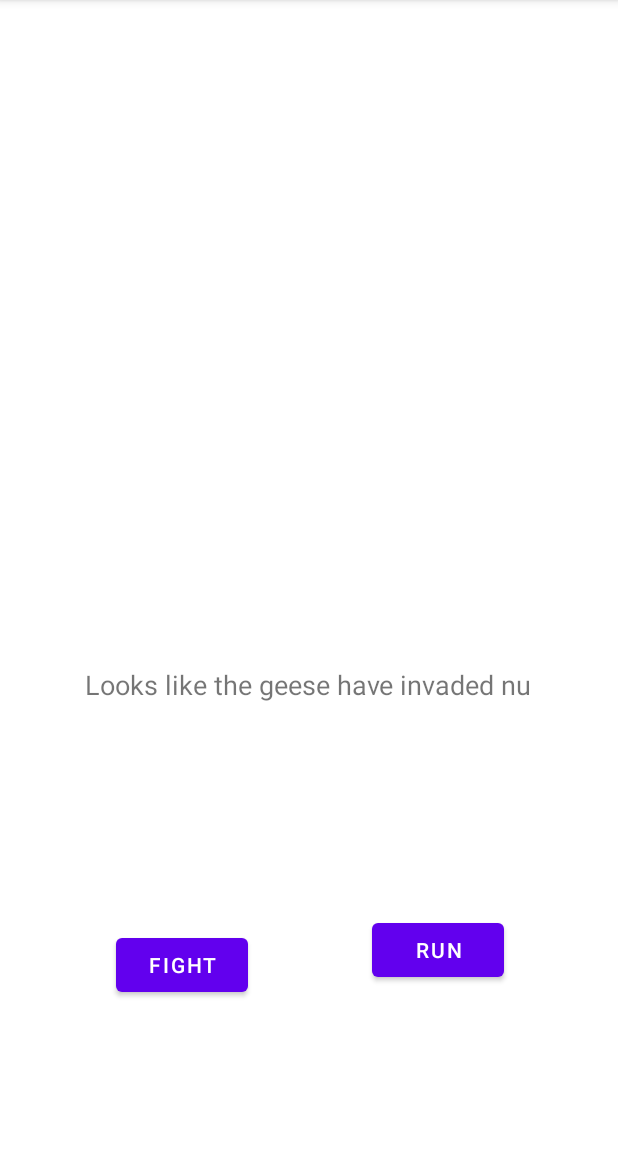
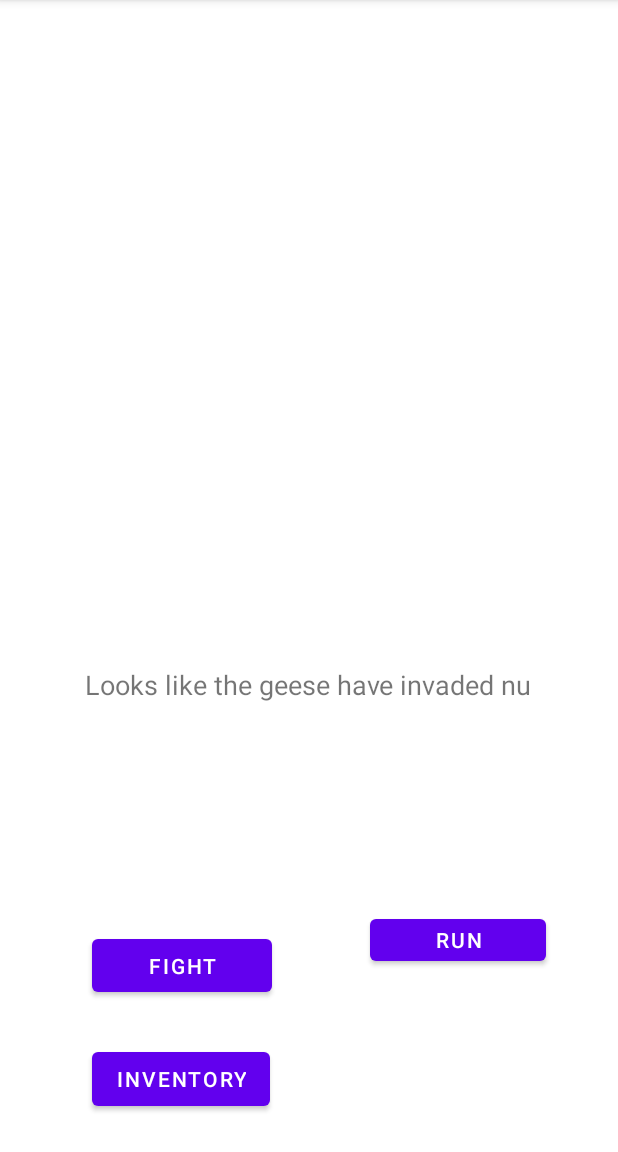
Before and after one commit to DaivikGoel/mcandgeese, an Android app: the BuildingScreen screen opened directly, with no data from a screen before it, on a phone screen of 412 x 824 dp, the part 84-1236 px from its top. Run offline under Robolectric (Android 15) with nearby library versions, the phone set to English and light mode, and no system bars; 1 statement that could not run was skipped.

Commit message:
added skeleton code for inventory

```diff
--- a/app/src/main/AndroidManifest.xml
+++ b/app/src/main/AndroidManifest.xml
@@ -15,6 +15,7 @@
         <activity android:name=".MonsterTransitionScreen" />
         <activity android:name=".BattleScreen" />
         <activity android:name=".BuildingScreen" />
+        <activity android:name=".InventoryScreen" />
         <activity
             android:name=".MapScreen"
             android:label="@string/app_name" />
--- a/app/src/main/java/com/example/mcandgeese/BuildingScreen.java
+++ b/app/src/main/java/com/example/mcandgeese/BuildingScreen.java
@@ -100,11 +100,16 @@ public class BuildingScreen extends AppCompatActivity {
         startActivity(intent);
     }
 
+    public void goToInventoryScreen(View view) {
+        Intent intent = new Intent(BuildingScreen.this, InventoryScreen.class);
+        startActivity(intent);
+    }
+
     public String getStoryLine(String buildingId) {
         // use hashmap to store building activities
         HashMap<String, String> buildingActivity = new HashMap<>();
-        buildingActivity.put("E5", "see cool chemistry sculptures");
-        buildingActivity.put("E7", "procrastinate in the gear lab");
+        buildingActivity.put("E5", "take linkedin pictures");
+        buildingActivity.put("E7", "play with the light up pucks");
         buildingActivity.put("SLC", "find our lost items at turnkey");
         buildingActivity.put("DP", "enjoy the christmas tree in the winter");
         buildingActivity.put("Plaza", "spend all our money on bubble tea");
--- a/app/src/main/res/layout/activity_building_screen.xml
+++ b/app/src/main/res/layout/activity_building_screen.xml
@@ -34,21 +34,21 @@
 
     <Button
         android:id="@+id/RUN"
-        android:layout_width="0dp"
-        android:layout_height="wrap_content"
+        android:layout_width="117dp"
+        android:layout_height="40dp"
         android:layout_marginTop="28dp"
-        android:layout_marginEnd="76dp"
+        android:layout_marginEnd="48dp"
         android:onClick="goToMapScreen"
         android:text="RUN"
         app:layout_constraintBottom_toBottomOf="parent"
         app:layout_constraintEnd_toEndOf="parent"
         app:layout_constraintTop_toTopOf="@+id/buildingTypeWriter"
-        app:layout_constraintVertical_bias="0.59" />
+        app:layout_constraintVertical_bias="0.564" />
 
     <Button
         android:id="@+id/FIGHT"
-        android:layout_width="wrap_content"
-        android:layout_height="wrap_content"
+        android:layout_width="120dp"
+        android:layout_height="47dp"
         android:onClick="goToMonsterTransitionScreen"
         android:text="FIGHT"
         app:layout_constraintBottom_toBottomOf="parent"
@@ -57,6 +57,19 @@
         app:layout_constraintStart_toStartOf="parent"
         app:layout_constraintTop_toTopOf="@+id/buildingTypeWriter"
         app:layout_constraintVertical_bias="0.662" />
+
+    <Button
+        android:id="@+id/Inventory"
+        android:layout_width="wrap_content"
+        android:layout_height="wrap_content"
+        android:onClick="goToInventoryScreen"
+        android:text="INVENTORY"
+        app:layout_constraintBottom_toBottomOf="parent"
+        app:layout_constraintEnd_toStartOf="@+id/RUN"
+        app:layout_constraintHorizontal_bias="0.481"
+        app:layout_constraintStart_toStartOf="parent"
+        app:layout_constraintTop_toTopOf="@+id/buildingTypeWriter"
+        app:layout_constraintVertical_bias="0.918" />
 
     <com.example.mcandgeese.TypeWriter
         android:id="@+id/buildingTypeWriter"
```
Also changed, not shown: app/src/main/java/com/example/mcandgeese/CustomAdapter.java (added, +47 -0 lines), app/src/main/java/com/example/mcandgeese/InventoryScreen.java (added, +20 -0 lines), app/src/main/java/com/example/mcandgeese/Item.java (added, +75 -0 lines), app/src/main/res/layout/activity_inventory_screen.xml (added, +43 -0 lines), app/src/main/res/layout/activity_listview.xml (added, +19 -0 lines), app/src/main/res/drawable/goose_feather.jpg (added), app/src/main/res/drawable/metal_piece.jpg (added).
